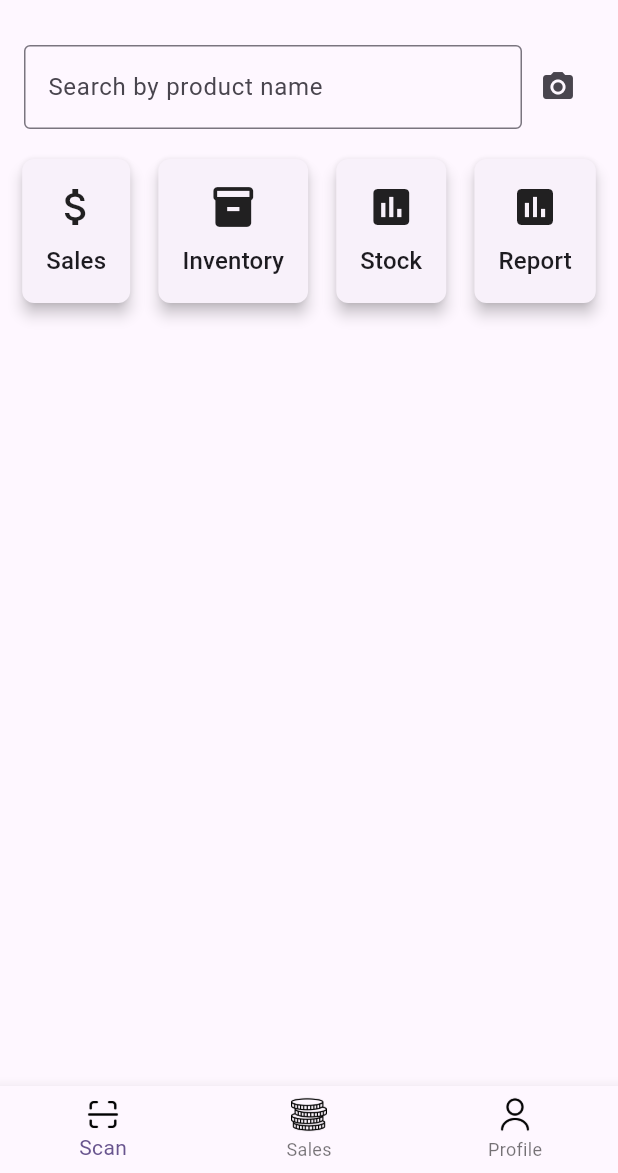
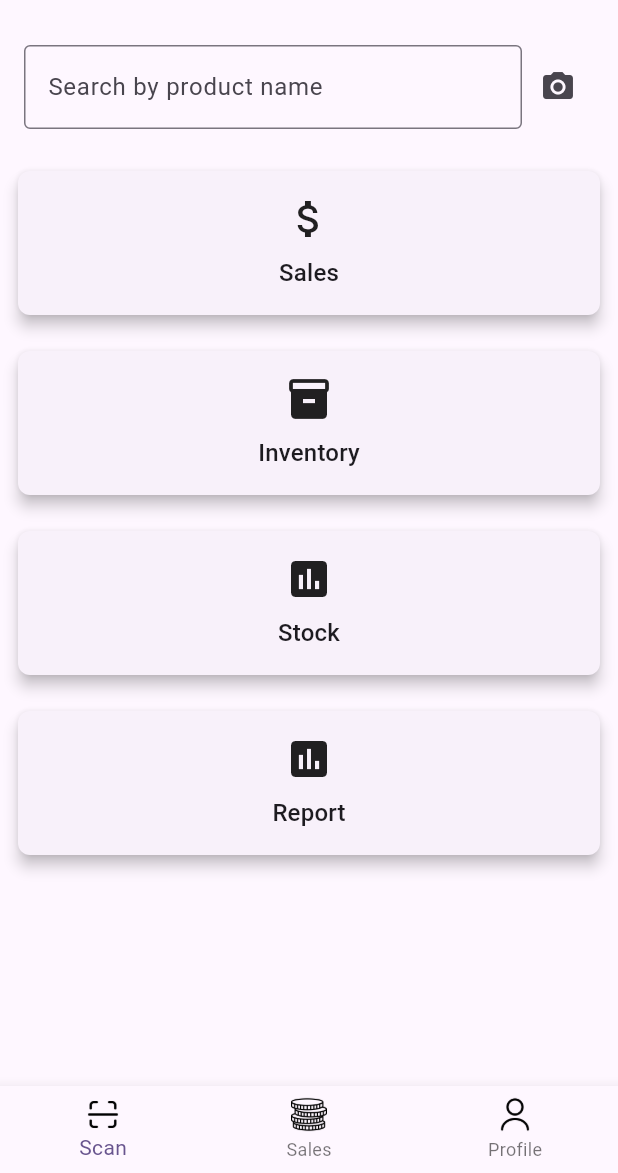
Before and after one commit to jimmyurl/smart-mauzo, a Flutter app: the screen it shows after launch, on a phone screen of 412 x 824 dp, the part 63-1236 px from its top. Run offline on Flutter 3.47's test engine with Material 3 defaults, Android fonts, the phone set to English and light mode, and no system bars; our stand-ins replace connectivity_plus, supabase_flutter; missing offline and left inert: flutter_barcode_scanner; accounts and stored records are empty.

Commit message:
scan and sell

```diff
--- a/lib/screens/scan_screen.dart
+++ b/lib/screens/scan_screen.dart
@@ -267,7 +267,9 @@ class _ScanScreenState extends State<ScanScreen> {
     required String title,
     required VoidCallback onTap,
   }) {
-    return GestureDetector(
+    return Padding(
+      padding: const EdgeInsets.all(8.0),
+      child: GestureDetector(
         onTap: onTap,
         child: Card(
           elevation: 4,
@@ -286,6 +288,7 @@ class _ScanScreenState extends State<ScanScreen> {
                   style: Theme.of(context).textTheme.titleMedium,
                 ),
               ],
+            ),
           ),
         ),
       ),
@@ -330,8 +333,8 @@ class _ScanScreenState extends State<ScanScreen> {
                     ],
                   ),
                 ),
-                Row(
-                  mainAxisAlignment: MainAxisAlignment.spaceEvenly,
+                Column(
+                  crossAxisAlignment: CrossAxisAlignment.stretch,
                   children: [
                     _buildCardWidget(
                       icon: Icons.attach_money,
```
Lines whose indentation alone changed are shown as unchanged.
